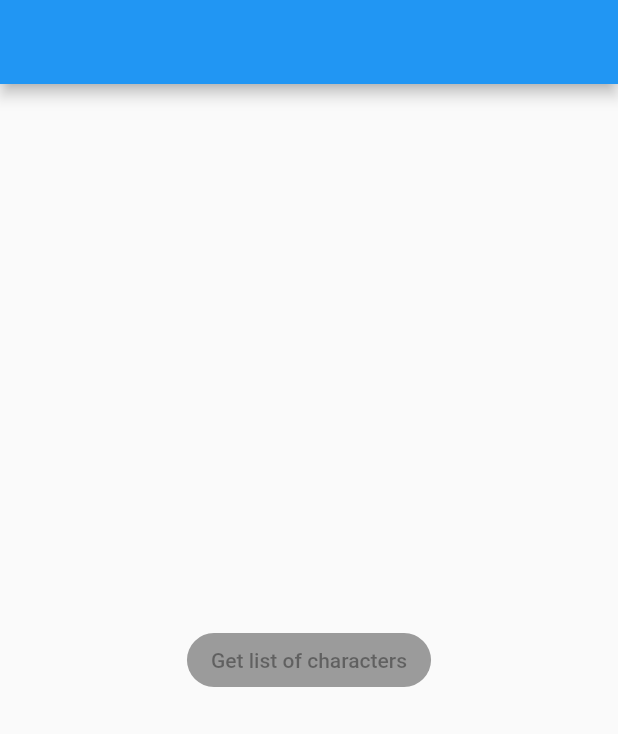
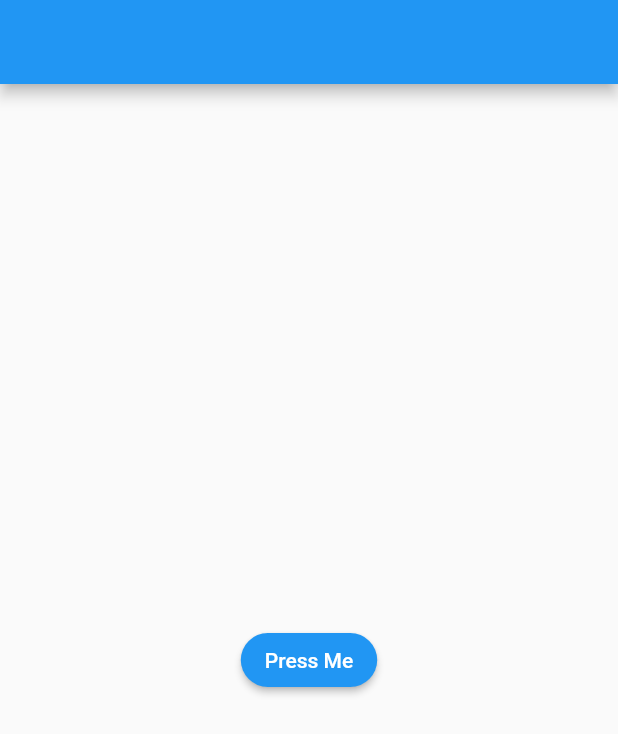
Before and after one commit to oddballteam/flutter_tech_interview, a Flutter app: the screen it shows after launch, on a phone screen of 412 x 824 dp. Shown: the top 734 px of the screen. Run offline on Flutter 3.47's test engine with Material 2 defaults, Android fonts, the phone set to English and light mode, and no system bars.

Commit message:
removed deprecated button

```diff
--- a/lib/Views/home_view.dart
+++ b/lib/Views/home_view.dart
@@ -10,11 +10,14 @@ class HomeScreen extends StatelessWidget {
       appBar: AppBar(),
       body: Center(
         child: Container(
-          child: RaisedButton(
-            shape: RoundedRectangleBorder(
-              borderRadius: BorderRadius.circular(18.0),
+          child: ElevatedButton(
+            onPressed: () {},
+            style: ElevatedButton.styleFrom(
+              shape: RoundedRectangleBorder(
+                borderRadius: BorderRadius.circular(32.0),
+              ),
             ),
-            child: Text("Get list of characters"),
+            child: Text("Press Me"),
           ),
         ),
       ),
```
Also changed, not shown: lib/main.dart (+1 -8 lines), 1 other file.
